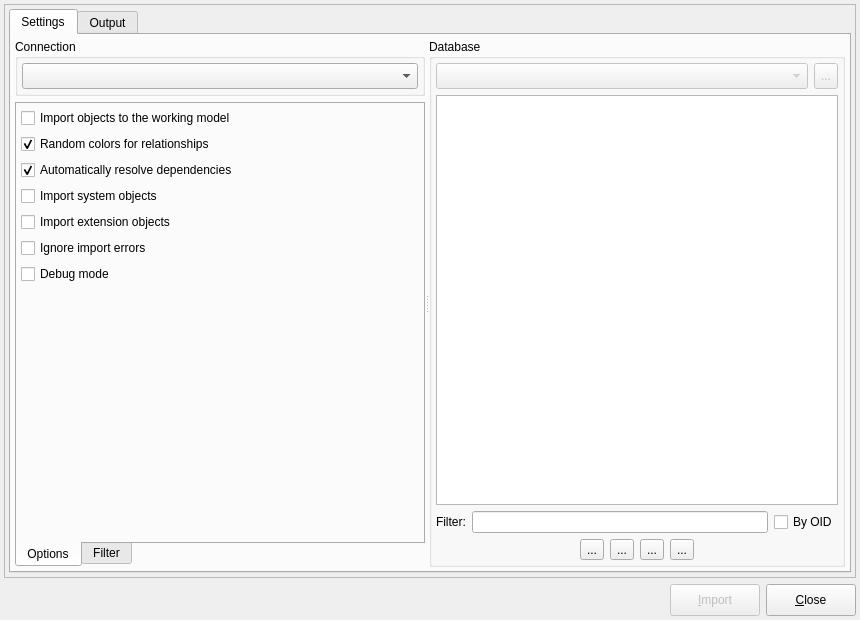
This is libpgmodeler_ui/ui/databaseimportform.ui in pgmodeler/pgmodeler as Qt 5 draws it before an edit. The edited form follows.
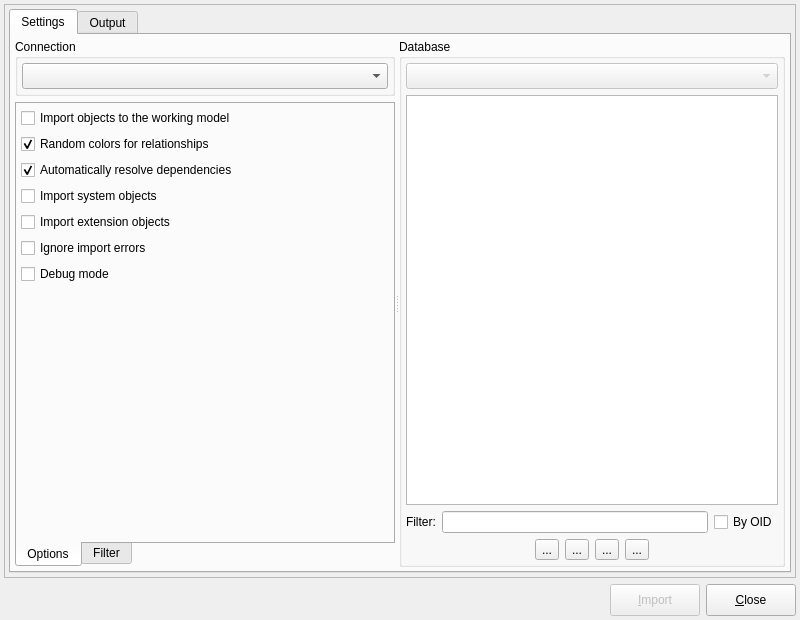
This is the edited form. Icons and pictures are not drawn.

```diff
--- a/libpgmodeler_ui/ui/databaseimportform.ui
+++ b/libpgmodeler_ui/ui/databaseimportform.ui
@@ -9,7 +9,7 @@
    <rect>
     <x>0</x>
     <y>0</y>
-    <width>860</width>
+    <width>800</width>
     <height>620</height>
    </rect>
   </property>
@@ -21,8 +21,8 @@
   </property>
   <property name="minimumSize">
    <size>
-    <width>860</width>
-    <height>620</height>
+    <width>800</width>
+    <height>600</height>
    </size>
   </property>
   <property name="maximumSize">
@@ -400,36 +400,212 @@
               <property name="bottomMargin">
                <number>4</number>
               </property>
-              <item row="0" column="1">
-               <widget class="QToolButton" name="refresh_tb">
+              <item row="3" column="0" colspan="2">
+               <widget class="QWidget" name="buttons_wgt" native="true">
                 <property name="enabled">
-                 <bool>false</bool>
+                 <bool>true</bool>
                 </property>
-                <property name="sizePolicy">
-                 <sizepolicy hsizetype="Fixed" vsizetype="Preferred">
-                  <horstretch>0</horstretch>
-                  <verstretch>0</verstretch>
-                 </sizepolicy>
-                </property>
-                <property name="toolTip">
-                 <string>Refreshes the current database tree applying filters if they're set.</string>
-                </property>
-                <property name="text">
-                 <string>...</string>
-                </property>
-                <property name="icon">
-                 <iconset resource="../res/resources.qrc">
-                  <normaloff>:/icones/icones/atualizar.png</normaloff>:/icones/icones/atualizar.png</iconset>
-                </property>
-                <property name="iconSize">
+                <property name="minimumSize">
                  <size>
-                  <width>22</width>
-                  <height>22</height>
+                  <width>0</width>
+                  <height>0</height>
                  </size>
                 </property>
+                <layout class="QHBoxLayout" name="horizontalLayout_4">
+                 <property name="leftMargin">
+                  <number>0</number>
+                 </property>
+                 <property name="topMargin">
+                  <number>0</number>
+                 </property>
+                 <property name="rightMargin">
+                  <number>0</number>
+                 </property>
+                 <property name="bottomMargin">
+                  <number>0</number>
+                 </property>
+                 <item>
+                  <spacer name="horizontalSpacer">
+                   <property name="orientation">
+                    <enum>Qt::Horizontal</enum>
+                   </property>
+                   <property name="sizeHint" stdset="0">
+                    <size>
+                     <width>90</width>
+                     <height>20</height>
+                    </size>
+                   </property>
+                  </spacer>
+                 </item>
+                 <item>
+                  <widget class="QToolButton" name="select_all_tb">
+                   <property name="enabled">
+                    <bool>true</bool>
+                   </property>
+                   <property name="sizePolicy">
+                    <sizepolicy hsizetype="Fixed" vsizetype="Fixed">
+                     <horstretch>0</horstretch>
+                     <verstretch>0</verstretch>
+                    </sizepolicy>
+                   </property>
+                   <property name="minimumSize">
+                    <size>
+                     <width>0</width>
+                     <height>0</height>
+                    </size>
+                   </property>
+                   <property name="toolTip">
+                    <string>Select all objects</string>
+                   </property>
+                   <property name="text">
+                    <string>...</string>
+                   </property>
+                   <property name="icon">
+                    <iconset resource="../res/resources.qrc">
+                     <normaloff>:/icones/icones/seltodos.png</normaloff>:/icones/icones/seltodos.png</iconset>
+                   </property>
+                   <property name="iconSize">
+                    <size>
+                     <width>22</width>
+                     <height>22</height>
+                    </size>
+                   </property>
+                   <property name="checkable">
+                    <bool>false</bool>
+                   </property>
+                  </widget>
+                 </item>
+                 <item>
+                  <widget class="QToolButton" name="clear_all_tb">
+                   <property name="enabled">
+                    <bool>true</bool>
+                   </property>
+                   <property name="sizePolicy">
+                    <sizepolicy hsizetype="Fixed" vsizetype="Fixed">
+                     <horstretch>0</horstretch>
+                     <verstretch>0</verstretch>
+                    </sizepolicy>
+                   </property>
+                   <property name="minimumSize">
+                    <size>
+                     <width>0</width>
+                     <height>0</height>
+                    </size>
+                   </property>
+                   <property name="toolTip">
+                    <string>Clear object selection</string>
+                   </property>
+                   <property name="text">
+                    <string>...</string>
+                   </property>
+                   <property name="icon">
+                    <iconset resource="../res/resources.qrc">
+                     <normaloff>:/icones/icones/clearobjsel.png</normaloff>:/icones/icones/clearobjsel.png</iconset>
+                   </property>
+                   <property name="iconSize">
+                    <size>
+                     <width>22</width>
+                     <height>22</height>
+                    </size>
+                   </property>
+                   <property name="checkable">
+                    <bool>false</bool>
+                   </property>
+                  </widget>
+                 </item>
+                 <item>
+                  <widget class="QToolButton" name="expand_all_tb">
+                   <property name="enabled">
+                    <bool>true</bool>
+                   </property>
+                   <property name="sizePolicy">
+                    <sizepolicy hsizetype="Fixed" vsizetype="Fixed">
+                     <horstretch>0</horstretch>
+                     <verstretch>0</verstretch>
+                    </sizepolicy>
+                   </property>
+                   <property name="minimumSize">
+                    <size>
+                     <width>0</width>
+                     <height>0</height>
+                    </size>
+                   </property>
+                   <property name="toolTip">
+                    <string>Expands all items</string>
+                   </property>
+                   <property name="text">
+                    <string>...</string>
+                   </property>
+                   <property name="icon">
+                    <iconset resource="../res/resources.qrc">
+                     <normaloff>:/icones/icones/adicionar.png</normaloff>:/icones/icones/adicionar.png</iconset>
+                   </property>
+                   <property name="iconSize">
+                    <size>
+                     <width>22</width>
+                     <height>22</height>
+                    </size>
+                   </property>
+                   <property name="checkable">
+                    <bool>false</bool>
+                   </property>
+                  </widget>
+                 </item>
+                 <item>
+                  <widget class="QToolButton" name="collapse_all_tb">
+                   <property name="enabled">
+                    <bool>true</bool>
+                   </property>
+                   <property name="sizePolicy">
+                    <sizepolicy hsizetype="Fixed" vsizetype="Fixed">
+                     <horstretch>0</horstretch>
+                     <verstretch>0</verstretch>
+                    </sizepolicy>
+                   </property>
+                   <property name="minimumSize">
+                    <size>
+                     <width>0</width>
+                     <height>0</height>
+                    </size>
+                   </property>
+                   <property name="toolTip">
+                    <string>Collapses all items</string>
+                   </property>
+                   <property name="text">
+                    <string>...</string>
+                   </property>
+                   <property name="icon">
+                    <iconset resource="../res/resources.qrc">
+                     <normaloff>:/icones/icones/remover.png</normaloff>:/icones/icones/remover.png</iconset>
+                   </property>
+                   <property name="iconSize">
+                    <size>
+                     <width>22</width>
+                     <height>22</height>
+                    </size>
+                   </property>
+                   <property name="checkable">
+                    <bool>false</bool>
+                   </property>
+                  </widget>
+                 </item>
+                 <item>
+                  <spacer name="horizontalSpacer_2">
+                   <property name="orientation">
+                    <enum>Qt::Horizontal</enum>
+                   </property>
+                   <property name="sizeHint" stdset="0">
+                    <size>
+                     <width>101</width>
+                     <height>20</height>
+                    </size>
+                   </property>
+                  </spacer>
+                 </item>
+                </layout>
                </widget>
               </item>
-              <item row="1" column="0" colspan="2">
+              <item row="2" column="0" colspan="2">
                <widget class="QStackedWidget" name="db_objects_stw">
                 <property name="enabled">
                  <bool>true</bool>
@@ -697,7 +873,7 @@
                 </widget>
                </widget>
               </item>
-              <item row="0" column="0">
+              <item row="0" column="0" colspan="2">
                <widget class="QComboBox" name="database_cmb">
                 <property name="enabled">
                  <bool>false</bool>
@@ -722,211 +898,6 @@
                 </property>
                </widget>
               </item>
-              <item row="2" column="0" colspan="2">
-               <widget class="QWidget" name="buttons_wgt" native="true">
-                <property name="enabled">
-                 <bool>true</bool>
-                </property>
-                <property name="minimumSize">
-                 <size>
-                  <width>0</width>
-                  <height>0</height>
-                 </size>
-                </property>
-                <layout class="QHBoxLayout" name="horizontalLayout_4">
-                 <property name="leftMargin">
-                  <number>0</number>
-                 </property>
-                 <property name="topMargin">
-                  <number>0</number>
-                 </property>
-                 <property name="rightMargin">
-                  <number>0</number>
-                 </property>
-                 <property name="bottomMargin">
-                  <number>0</number>
-                 </property>
-                 <item>
-                  <spacer name="horizontalSpacer">
-                   <property name="orientation">
-                    <enum>Qt::Horizontal</enum>
-                   </property>
-                   <property name="sizeHint" stdset="0">
-                    <size>
-                     <width>90</width>
-                     <height>20</height>
-                    </size>
-                   </property>
-                  </spacer>
-                 </item>
-                 <item>
-                  <widget class="QToolButton" name="select_all_tb">
-                   <property name="enabled">
-                    <bool>true</bool>
-                   </property>
-                   <property name="sizePolicy">
-                    <sizepolicy hsizetype="Fixed" vsizetype="Fixed">
-                     <horstretch>0</horstretch>
-                     <verstretch>0</verstretch>
-                    </sizepolicy>
-                   </property>
-                   <property name="minimumSize">
-                    <size>
-                     <width>0</width>
-                     <height>0</height>
-                    </size>
-                   </property>
-                   <property name="toolTip">
-                    <string>Select all objects</string>
-                   </property>
-                   <property name="text">
-                    <string>...</string>
-                   </property>
-                   <property name="icon">
-                    <iconset resource="../res/resources.qrc">
-                     <normaloff>:/icones/icones/seltodos.png</normaloff>:/icones/icones/seltodos.png</iconset>
-                   </property>
-                   <property name="iconSize">
-                    <size>
-                     <width>22</width>
-                     <height>22</height>
-                    </size>
-                   </property>
-                   <property name="checkable">
-                    <bool>false</bool>
-                   </property>
-                  </widget>
-                 </item>
-                 <item>
-                  <widget class="QToolButton" name="clear_all_tb">
-                   <property name="enabled">
-                    <bool>true</bool>
-                   </property>
-                   <property name="sizePolicy">
-                    <sizepolicy hsizetype="Fixed" vsizetype="Fixed">
-                     <horstretch>0</horstretch>
-                     <verstretch>0</verstretch>
-                    </sizepolicy>
-                   </property>
-                   <property name="minimumSize">
-                    <size>
-                     <width>0</width>
-                     <height>0</height>
-                    </size>
-                   </property>
-                   <property name="toolTip">
-                    <string>Clear object selection</string>
-                   </property>
-                   <property name="text">
-                    <string>...</string>
-                   </property>
-                   <property name="icon">
-                    <iconset resource="../res/resources.qrc">
-                     <normaloff>:/icones/icones/clearobjsel.png</normaloff>:/icones/icones/clearobjsel.png</iconset>
-                   </property>
-                   <property name="iconSize">
-                    <size>
-                     <width>22</width>
-                     <height>22</height>
-                    </size>
-                   </property>
-                   <property name="checkable">
-                    <bool>false</bool>
-                   </property>
-                  </widget>
-                 </item>
-                 <item>
-                  <widget class="QToolButton" name="expand_all_tb">
-                   <property name="enabled">
-                    <bool>true</bool>
-                   </property>
-                   <property name="sizePolicy">
-                    <sizepolicy hsizetype="Fixed" vsizetype="Fixed">
-                     <horstretch>0</horstretch>
-                     <verstretch>0</verstretch>
-                    </sizepolicy>
-                   </property>
-                   <property name="minimumSize">
-                    <size>
-                     <width>0</width>
-                     <height>0</height>
-                    </size>
-                   </property>
-                   <property name="toolTip">
-                    <string>Expands all items</string>
-                   </property>
-                   <property name="text">
-                    <string>...</string>
-                   </property>
-                   <property name="icon">
-                    <iconset resource="../res/resources.qrc">
-                     <normaloff>:/icones/icones/adicionar.png</normaloff>:/icones/icones/adicionar.png</iconset>
-                   </property>
-                   <property name="iconSize">
-                    <size>
-                     <width>22</width>
-                     <height>22</height>
-                    </size>
-                   </property>
-                   <property name="checkable">
-                    <bool>false</bool>
-                   </property>
-                  </widget>
-                 </item>
-                 <item>
-                  <widget class="QToolButton" name="collapse_all_tb">
-                   <property name="enabled">
-                    <bool>true</bool>
-                   </property>
-                   <property name="sizePolicy">
-                    <sizepolicy hsizetype="Fixed" vsizetype="Fixed">
-                     <horstretch>0</horstretch>
-                     <verstretch>0</verstretch>
-                    </sizepolicy>
-                   </property>
-                   <property name="minimumSize">
-                    <size>
-                     <width>0</width>
-                     <height>0</height>
-                    </size>
-                   </property>
-                   <property name="toolTip">
-                    <string>Collapses all items</string>
-                   </property>
-                   <property name="text">
-                    <string>...</string>
-                   </property>
-                   <property name="icon">
-                    <iconset resource="../res/resources.qrc">
-                     <normaloff>:/icones/icones/remover.png</normaloff>:/icones/icones/remover.png</iconset>
-                   </property>
-                   <property name="iconSize">
-                    <size>
-                     <width>22</width>
-                     <height>22</height>
-                    </size>
-                   </property>
-                   <property name="checkable">
-                    <bool>false</bool>
-                   </property>
-                  </widget>
-                 </item>
-                 <item>
-                  <spacer name="horizontalSpacer_2">
-                   <property name="orientation">
-                    <enum>Qt::Horizontal</enum>
-                   </property>
-                   <property name="sizeHint" stdset="0">
-                    <size>
-                     <width>101</width>
-                     <height>20</height>
-                    </size>
-                   </property>
-                  </spacer>
-                 </item>
-                </layout>
-               </widget>
-              </item>
              </layout>
             </widget>
            </widget>
```
